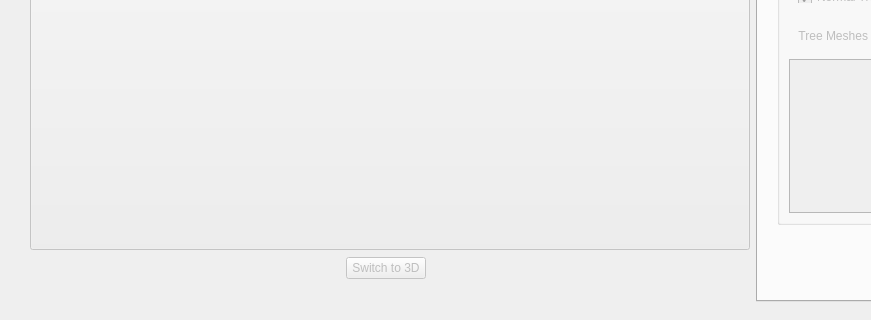
Qt form ui/pythonUI.ui (matttraynar/Terrain) before a commit; both pictures show x 0 to 871 and y 555 to 875 of the 1100 by 875 pixel window.
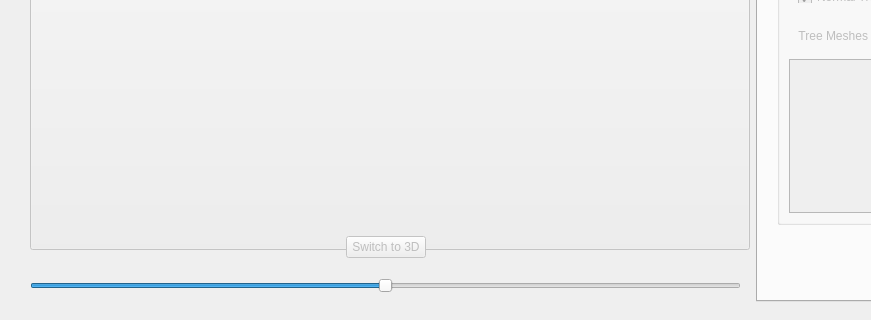
The same form after that commit. Icons and pictures are not drawn.

Commit message: Added a 3D render slider which allows user to rotate 3D view

What changed in the file:
```diff
--- a/ui/pythonUI.ui
+++ b/ui/pythonUI.ui
@@ -326,6 +326,22 @@
             </layout>
            </widget>
           </item>
+          <item>
+           <widget class="QSlider" name="slider3D">
+            <property name="maximum">
+             <number>20</number>
+            </property>
+            <property name="value">
+             <number>10</number>
+            </property>
+            <property name="orientation">
+             <enum>Qt::Horizontal</enum>
+            </property>
+            <property name="invertedAppearance">
+             <bool>false</bool>
+            </property>
+           </widget>
+          </item>
          </layout>
         </widget>
        </item>
```
The commit also changes 3 other files.
